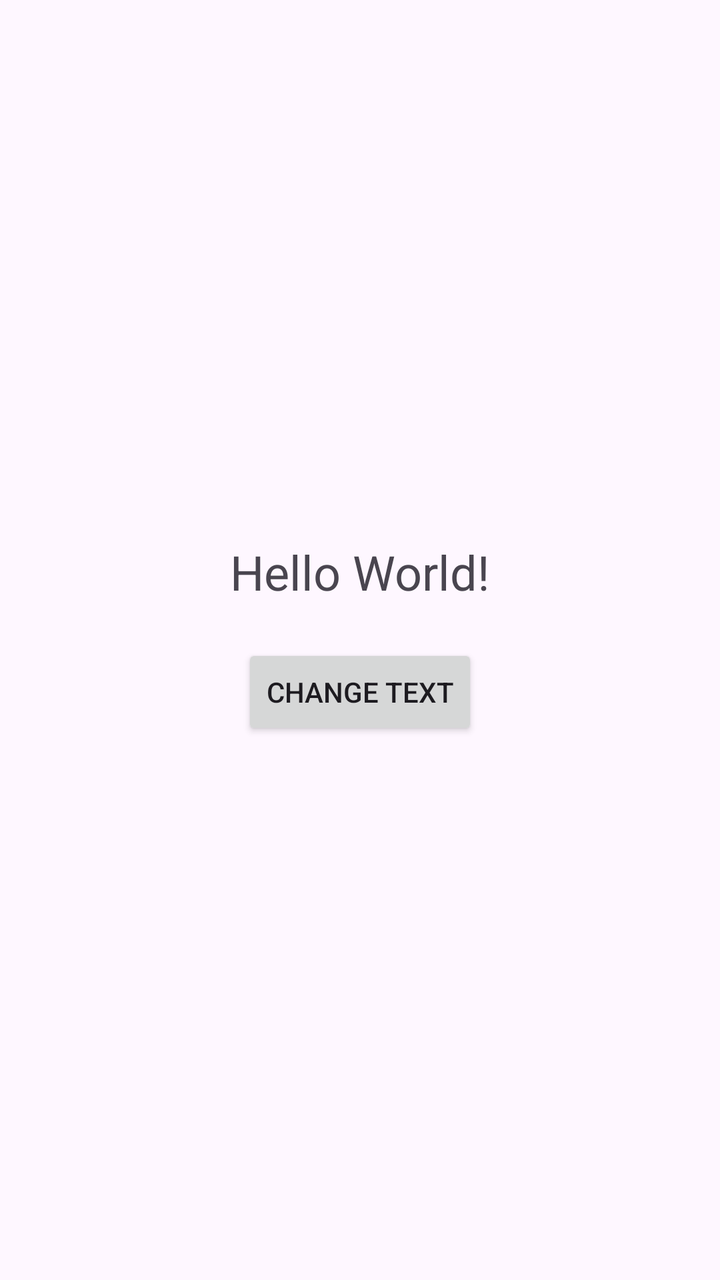
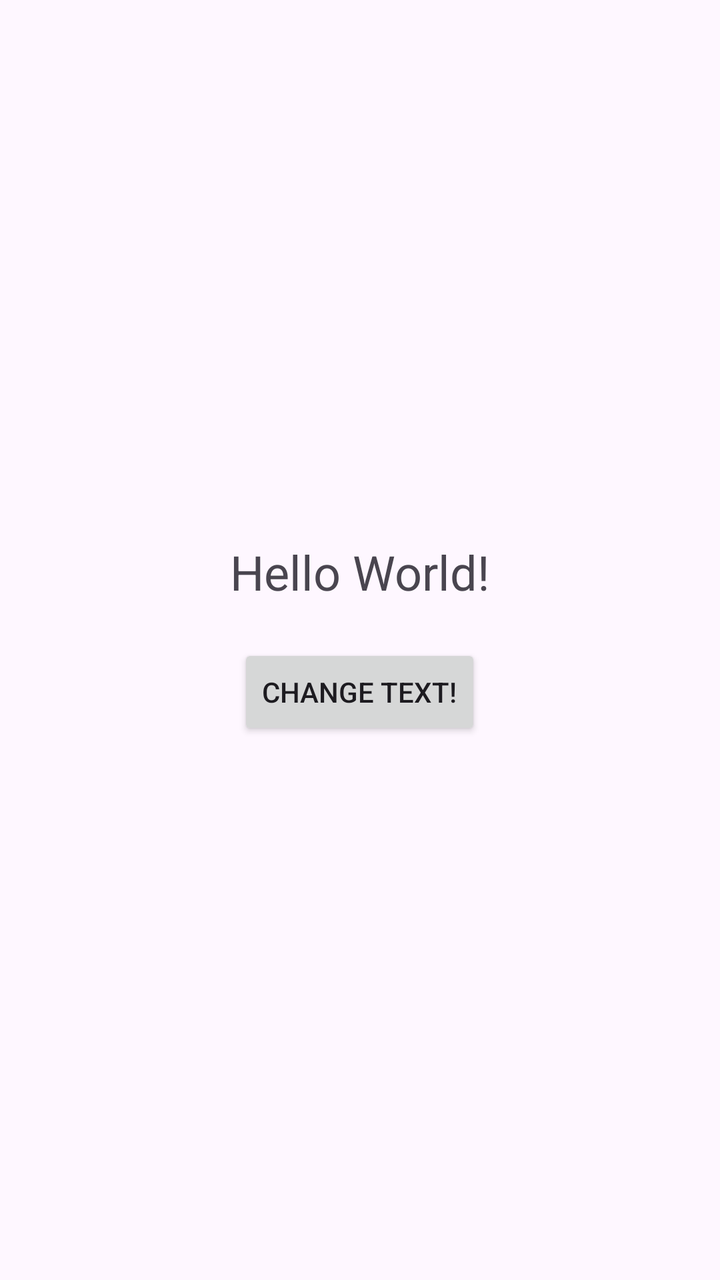

The first picture is an Android layout as it rendered before a commit; the second is the same layout after the commit. The layout source and the unified diff follow.
<!-- AndroidManifest.xml: application theme Theme.MyApplication -->
<!-- res/layout/activity_main.xml -->
<?xml version="1.0" encoding="utf-8"?>
<LinearLayout xmlns:android="http://schemas.android.com/apk/res/android"
    android:layout_width="match_parent"
    android:layout_height="match_parent"
    android:orientation="vertical"
    android:gravity="center"
    android:padding="20dp">

    <TextView
        android:id="@+id/textView"
        android:layout_width="wrap_content"
        android:layout_height="wrap_content"
        android:text="Hello World!"
        android:textSize="24sp"
        android:layout_marginBottom="20dp" />

    <Button
        android:id="@+id/buttonChangeText"
        android:layout_width="wrap_content"
        android:layout_height="wrap_content"
        android:text="Change Text" />

</LinearLayout>
<!-- resources referenced by this layout -->
<resources>
  <style name="Theme.MyApplication" parent="Base.Theme.MyApplication" />
  <style name="Base.Theme.MyApplication" parent="Theme.Material3.DayNight.NoActionBar">
          
          
      </style>
</resources>

<!-- the commit's change to res/layout/activity_main.xml (unified diff, before → after) -->
@@ -18,6 +18,6 @@
         android:id="@+id/buttonChangeText"
         android:layout_width="wrap_content"
         android:layout_height="wrap_content"
-        android:text="Change Text" />
+        android:text="Change Text!" />
 
 </LinearLayout>
